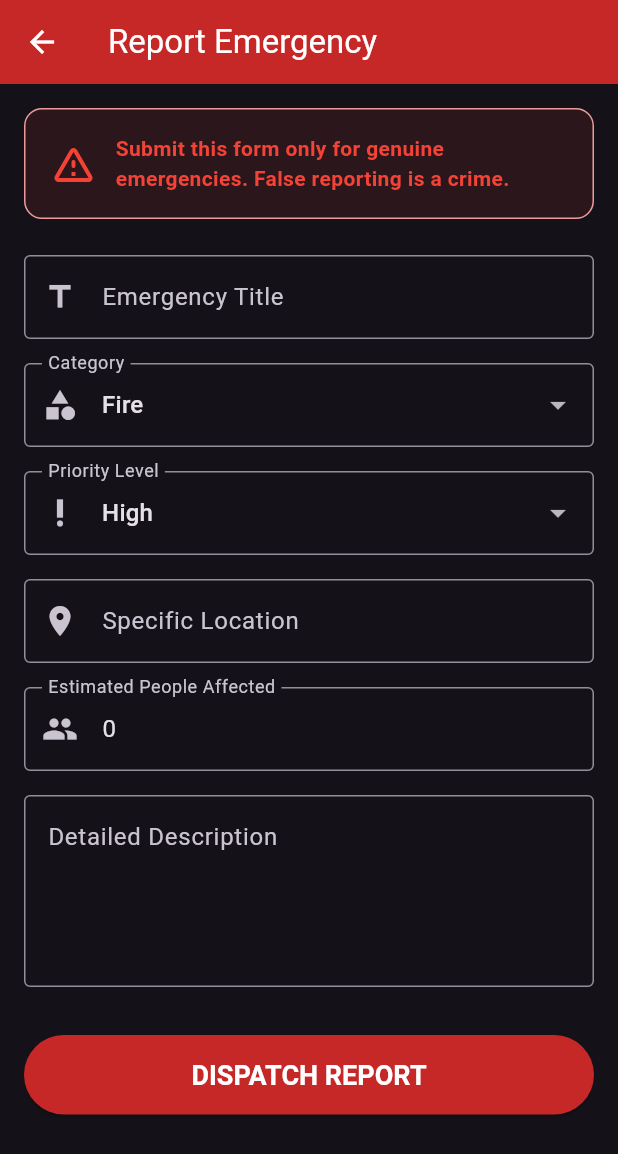
After one commit to Deneshkar/emergency-resource-coordination-platform, a Flutter app: the _HomeTab screen opened directly, after a tap on "REPORT EMERGENCY", on a phone screen of 412 x 824 dp. The commit adds this screen. Shown: the top 1154 px of the screen. Run offline on Flutter 3.47's test engine with Material 3 defaults, Android fonts, the phone set to English and light mode, and no system bars; our stand-ins replace flutter_local_notifications, shared_preferences; accounts and stored records are empty; network calls fail.

Commit message:
Implement Student 1 Features: Incident Reporting & Tracking in Mobile App

```diff
--- /dev/null
+++ b/mobile-flutter/lib/models/incident.dart
@@ -0,0 +1,61 @@
+class Incident {
+  final int id;
+  final String title;
+  final String description;
+  final String location;
+  final String status;
+  final String priority;
+  final String category;
+  final int affectedCount;
+  final String reporterContact;
+  final String assignedCoordinator;
+  final DateTime createdAt;
+  final DateTime updatedAt;
+
+  Incident({
+    required this.id,
+    required this.title,
+    required this.description,
+    required this.location,
+    required this.status,
+    required this.priority,
+    required this.category,
+    required this.affectedCount,
+    required this.reporterContact,
+    required this.assignedCoordinator,
+    required this.createdAt,
+    required this.updatedAt,
+  });
+
+  factory Incident.fromJson(Map<String, dynamic> json) {
+    return Incident(
+      id: json['id'] ?? 0,
+      title: json['title'] ?? '',
+      description: json['description'] ?? '',
+      location: json['location'] ?? '',
+      status: json['status'] ?? 'Reported',
+      priority: json['priority'] ?? 'Medium',
+      category: json['category'] ?? 'General Emergency',
+      affectedCount: json['affectedCount'] ?? 0,
+      reporterContact: json['reporterContact'] ?? '',
+      assignedCoordinator: json['assignedCoordinator'] ?? 'AI Coordinator',
+      createdAt: json['createdAt'] != null ? DateTime.parse(json['createdAt']) : DateTime.now(),
+      updatedAt: json['updatedAt'] != null ? DateTime.parse(json['updatedAt']) : DateTime.now(),
+    );
+  }
+
+  Map<String, dynamic> toJson() {
+    return {
+      'id': id,
+      'title': title,
+      'description': description,
+      'location': location,
+      'status': status,
+      'priority': priority,
+      'category': category,
+      'affectedCount': affectedCount,
+      'reporterContact': reporterContact,
+      'assignedCoordinator': assignedCoordinator,
+    };
+  }
+}
--- a/mobile-flutter/lib/screens/home_screen.dart
+++ b/mobile-flutter/lib/screens/home_screen.dart
@@ -9,6 +9,8 @@ import 'inventory_overview_screen.dart';
 import 'profile_screen.dart';
 import 'select_profile_screen.dart';
 import 'register_screen.dart';
+import 'report_incident_screen.dart';
+import 'incident_list_screen.dart';
 
 class HomeScreen extends StatefulWidget {
   const HomeScreen({super.key});
@@ -158,6 +160,41 @@ class _HomeTab extends StatelessWidget {
               ),
               const SizedBox(height: 24),
             ],
+
+            const Text(
+              "EMERGENCY REPORTING (CITIZEN)",
+              style: TextStyle(fontSize: 13, fontWeight: FontWeight.bold, color: Colors.grey),
+            ),
+            const SizedBox(height: 12),
+            ElevatedButton.icon(
+              icon: const Icon(Icons.warning_amber_rounded),
+              label: const Text("REPORT EMERGENCY"),
+              style: ElevatedButton.styleFrom(
+                backgroundColor: Colors.red.shade700,
+                foregroundColor: Colors.white,
+                minimumSize: const Size.fromHeight(56),
+                textStyle: const TextStyle(fontSize: 18, fontWeight: FontWeight.bold),
+              ),
+              onPressed: () => Navigator.push(
+                context,
+                MaterialPageRoute(builder: (_) => const ReportIncidentScreen()),
+              ),
+            ),
+            const SizedBox(height: 10),
+            ElevatedButton.icon(
+              icon: const Icon(Icons.list_alt),
+              label: const Text("View Active Incidents Feed"),
+              style: ElevatedButton.styleFrom(
+                backgroundColor: Colors.deepOrange.shade600,
+                foregroundColor: Colors.white,
+                minimumSize: const Size.fromHeight(46),
+              ),
+              onPressed: () => Navigator.push(
+                context,
+                MaterialPageRoute(builder: (_) => const IncidentListScreen()),
+              ),
+            ),
+            const SizedBox(height: 32),
 
             const Text(
               "RESPONDER & IDENTITY",
--- /dev/null
+++ b/mobile-flutter/lib/screens/report_incident_screen.dart
@@ -0,0 +1,199 @@
+import 'package:flutter/material.dart';
+import 'package:provider/provider.dart';
+import '../providers/auth_provider.dart';
+import '../services/incident_service.dart';
+
+class ReportIncidentScreen extends StatefulWidget {
+  const ReportIncidentScreen({super.key});
+
+  @override
+  State<ReportIncidentScreen> createState() => _ReportIncidentScreenState();
+}
+
+class _ReportIncidentScreenState extends State<ReportIncidentScreen> {
+  final _formKey = GlobalKey<FormState>();
+
+  final _titleController = TextEditingController();
+  final _descriptionController = TextEditingController();
+  final _locationController = TextEditingController();
+  final _affectedCountController = TextEditingController(text: '0');
+
+  String _selectedCategory = 'Fire';
+  String _selectedPriority = 'High';
+  bool _isLoading = false;
+
+  final List<String> _categories = [
+    'Fire', 'Flood', 'Medical', 'Earthquake', 'Infrastructure', 'Chemical', 'General Emergency'
+  ];
+
+  final List<String> _priorities = ['Critical', 'High', 'Medium', 'Low'];
+
+  @override
+  void dispose() {
+    _titleController.dispose();
+    _descriptionController.dispose();
+    _locationController.dispose();
+    _affectedCountController.dispose();
+    super.dispose();
+  }
+
+  Future<void> _submitReport() async {
+    if (!_formKey.currentState!.validate()) return;
+
+    setState(() => _isLoading = true);
+
+    final auth = Provider.of<AuthProvider>(context, listen: false);
+    final reporterContact = auth.user?.email ?? 'Unknown Citizen';
+
+    try {
+      await IncidentService.createIncident({
+        'title': _titleController.text.trim(),
+        'description': _descriptionController.text.trim(),
+        'location': _locationController.text.trim(),
+        'category': _selectedCategory,
+        'priority': _selectedPriority,
+        'affectedCount': int.tryParse(_affectedCountController.text) ?? 0,
+        'reporterContact': reporterContact,
+        'autoGeneratePlan': true,
+      });
+
+      if (!mounted) return;
+      ScaffoldMessenger.of(context).showSnackBar(
+        const SnackBar(content: Text('🚨 Emergency reported successfully! AI Agent is analyzing...')),
+      );
+      Navigator.pop(context);
+    } catch (e) {
+      if (!mounted) return;
+      ScaffoldMessenger.of(context).showSnackBar(
+        SnackBar(content: Text('Error: $e'), backgroundColor: Colors.red),
+      );
+    } finally {
+      if (mounted) setState(() => _isLoading = false);
+    }
+  }
+
+  @override
+  Widget build(BuildContext context) {
+    return Scaffold(
+      appBar: AppBar(
+        title: const Text('Report Emergency'),
+        backgroundColor: Colors.red.shade800,
+        foregroundColor: Colors.white,
+      ),
+      body: SingleChildScrollView(
+        padding: const EdgeInsets.all(16.0),
+        child: Form(
+          key: _formKey,
+          child: Column(
+            crossAxisAlignment: CrossAxisAlignment.stretch,
+            children: [
+              Container(
+                padding: const EdgeInsets.all(16),
+                decoration: BoxDecoration(
+                  color: Colors.red.withAlpha(26),
+                  borderRadius: BorderRadius.circular(12),
+                  border: Border.all(color: Colors.red.shade200),
+                ),
+                child: const Row(
+                  children: [
+                    Icon(Icons.warning_amber_rounded, color: Colors.red, size: 32),
+                    SizedBox(width: 12),
+                    Expanded(
+                      child: Text(
+                        "Submit this form only for genuine emergencies. False reporting is a crime.",
+                        style: TextStyle(color: Colors.red, fontWeight: FontWeight.bold),
+                      ),
+                    ),
+                  ],
+                ),
+              ),
+              const SizedBox(height: 24),
+              TextFormField(
+                controller: _titleController,
+                decoration: const InputDecoration(
+                  labelText: 'Emergency Title',
+                  hintText: 'e.g., Major accident on Main St',
+                  border: OutlineInputBorder(),
+                  prefixIcon: Icon(Icons.title),
+                ),
+                validator: (val) => val == null || val.length < 5 ? 'Enter at least 5 characters' : null,
+              ),
+              const SizedBox(height: 16),
+              DropdownButtonFormField<String>(
+                value: _selectedCategory,
+                decoration: const InputDecoration(
+                  labelText: 'Category',
+                  border: OutlineInputBorder(),
+                  prefixIcon: Icon(Icons.category),
+                ),
+                items: _categories.map((c) => DropdownMenuItem(value: c, child: Text(c))).toList(),
+                onChanged: (val) {
+                  if (val != null) setState(() => _selectedCategory = val);
+                },
+              ),
+              const SizedBox(height: 16),
+              DropdownButtonFormField<String>(
+                value: _selectedPriority,
+                decoration: const InputDecoration(
+                  labelText: 'Priority Level',
+                  border: OutlineInputBorder(),
+                  prefixIcon: Icon(Icons.priority_high),
+                ),
+                items: _priorities.map((p) => DropdownMenuItem(value: p, child: Text(p))).toList(),
+                onChanged: (val) {
+                  if (val != null) setState(() => _selectedPriority = val);
+                },
+              ),
+              const SizedBox(height: 16),
+              TextFormField(
+                controller: _locationController,
+                decoration: const InputDecoration(
+                  labelText: 'Specific Location',
+                  hintText: 'Address or landmark',
+                  border: OutlineInputBorder(),
+                  prefixIcon: Icon(Icons.location_on),
+                ),
+                validator: (val) => val == null || val.length < 3 ? 'Location is required' : null,
+              ),
+              const SizedBox(height: 16),
+              TextFormField(
+                controller: _affectedCountController,
+                keyboardType: TextInputType.number,
+                decoration: const InputDecoration(
+                  labelText: 'Estimated People Affected',
+                  border: OutlineInputBorder(),
+                  prefixIcon: Icon(Icons.people),
+                ),
+              ),
+              const SizedBox(height: 16),
+              TextFormField(
+                controller: _descriptionController,
+                maxLines: 4,
+                decoration: const InputDecoration(
+                  labelText: 'Detailed Description',
+                  hintText: 'Provide as much detail as possible about the situation...',
+                  border: OutlineInputBorder(),
+                  alignLabelWithHint: true,
+                ),
+                validator: (val) => val == null || val.length < 10 ? 'Enter at least 10 characters' : null,
+              ),
+              const SizedBox(height: 32),
+              ElevatedButton(
+                onPressed: _isLoading ? null : _submitReport,
+                style: ElevatedButton.styleFrom(
+                  backgroundColor: Colors.red.shade800,
+                  foregroundColor: Colors.white,
+                  padding: const EdgeInsets.symmetric(vertical: 16),
+                  textStyle: const TextStyle(fontSize: 18, fontWeight: FontWeight.bold),
+                ),
+                child: _isLoading
+                  ? const SizedBox(height: 24, width: 24, child: CircularProgressIndicator(color: Colors.white))
+                  : const Text('DISPATCH REPORT'),
+              ),
+            ],
+          ),
+        ),
+      ),
+    );
+  }
+}
```
Also changed, not shown: mobile-flutter/lib/screens/incident_detail_screen.dart (added, +177 -0 lines), mobile-flutter/lib/screens/incident_list_screen.dart (added, +149 -0 lines), mobile-flutter/lib/services/incident_service.dart (added, +59 -0 lines).
